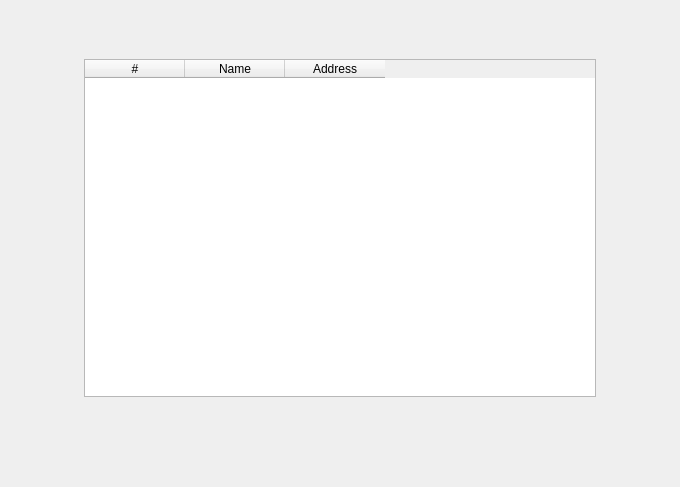
Old version of the form windows_desktop/w_contacts.ui in the repository 0xkobe/mwc-wallet.
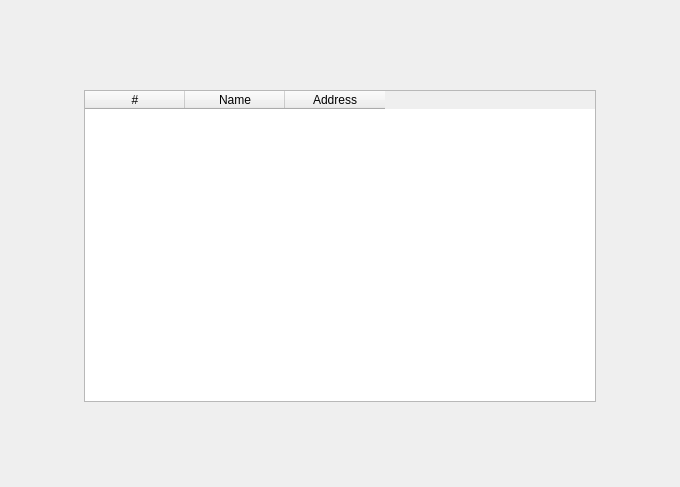
New version of the form. Icons and pictures are not drawn. Custom widgets are drawn as their Qt base class.

```diff
--- a/windows_desktop/w_contacts.ui
+++ b/windows_desktop/w_contacts.ui
@@ -17,6 +17,12 @@
    <property name="spacing">
     <number>0</number>
    </property>
+   <property name="topMargin">
+    <number>90</number>
+   </property>
+   <property name="bottomMargin">
+    <number>30</number>
+   </property>
    <item>
     <spacer name="horizontalSpacer_2">
      <property name="orientation">
@@ -31,23 +37,10 @@
     </spacer>
    </item>
    <item>
-    <layout class="QVBoxLayout" name="verticalLayout" stretch="2,14,0,1">
+    <layout class="QVBoxLayout" name="verticalLayout" stretch="14,0">
      <property name="spacing">
       <number>0</number>
      </property>
-     <item>
-      <spacer name="verticalSpacer">
-       <property name="orientation">
-        <enum>Qt::Vertical</enum>
-       </property>
-       <property name="sizeHint" stdset="0">
-        <size>
-         <width>20</width>
-         <height>40</height>
-        </size>
-       </property>
-      </spacer>
-     </item>
      <item>
       <widget class="ListWithColumns" name="contactsTable">
        <column>
@@ -231,19 +224,6 @@
        </item>
       </layout>
      </item>
-     <item>
-      <spacer name="verticalSpacer_2">
-       <property name="orientation">
-        <enum>Qt::Vertical</enum>
-       </property>
-       <property name="sizeHint" stdset="0">
-        <size>
-         <width>20</width>
-         <height>40</height>
-        </size>
-       </property>
-      </spacer>
-     </item>
     </layout>
    </item>
    <item>
@@ -262,16 +242,16 @@
   </layout>
  </widget>
  <customwidgets>
-  <customwidget>
-   <class>ListWithColumns</class>
-   <extends>QTableWidget</extends>
-   <header>control_desktop/listwithcolumns.h</header>
-  </customwidget>
   <customwidget>
    <class>control::MwcPushButtonRound</class>
    <extends>QPushButton</extends>
    <header>control_desktop/MwcPushButton.h</header>
   </customwidget>
+  <customwidget>
+   <class>ListWithColumns</class>
+   <extends>QTableWidget</extends>
+   <header>control_desktop/listwithcolumns.h</header>
+  </customwidget>
  </customwidgets>
  <resources>
   <include location="../resources_desktop.qrc"/>
```
